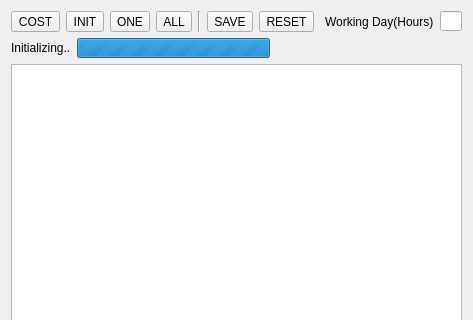
Old version of the form VRPMapEditorQt/GenerateRoutesUi.ui in the repository cleonro/VRPMapEditorQt; both pictures show x 0 to 473 and y 0 to 320 of the 473 by 706 pixel window.
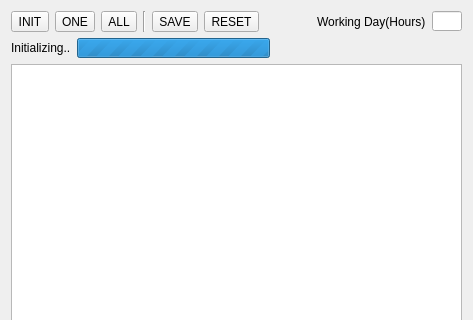
New version of the form.

Commit message: -vehicles information and costs widget -central widgget nodes list

What changed in the file:
```diff
--- a/VRPMapEditorQt/GenerateRoutesUi.ui
+++ b/VRPMapEditorQt/GenerateRoutesUi.ui
@@ -19,13 +19,6 @@
      <property name="spacing">
       <number>6</number>
      </property>
-     <item>
-      <widget class="QToolButton" name="toolButtonCost">
-       <property name="text">
-        <string>COST</string>
-       </property>
-      </widget>
-     </item>
      <item>
       <widget class="QToolButton" name="toolButtonInit">
        <property name="text">
```
Left out of the diff: 16 changed lines with no effect on the pictures. The commit also changes 32 other files.
